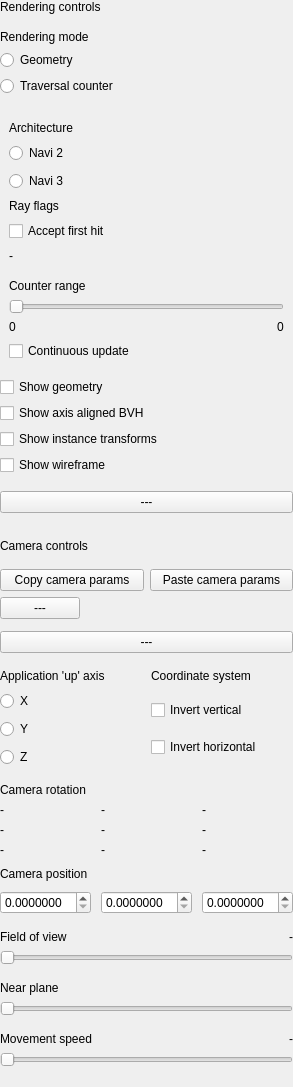
Before: the Qt Designer form source/frontend/views/side_panels/view_pane.ui in GPUOpen-Tools/radeon_raytracing_analyzer, drawn with Qt 5.
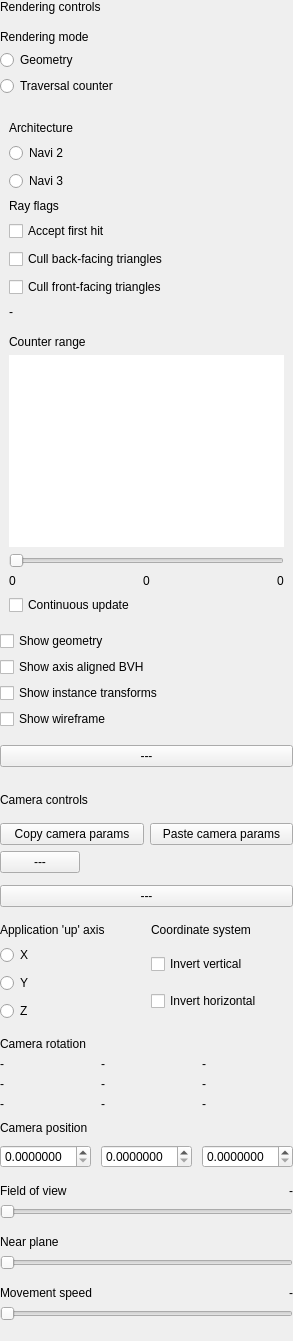
After: the same form once the commit is applied. Icons and pictures are not drawn. Custom widgets are drawn as their Qt base class.

Patch:
```diff
--- a/source/frontend/views/side_panels/view_pane.ui
+++ b/source/frontend/views/side_panels/view_pane.ui
@@ -240,6 +240,38 @@
                  </property>
                 </widget>
                </item>
+               <item>
+                <widget class="ColoredCheckbox" name="content_ray_flags_cull_back_facing_triangles_">
+                 <property name="sizePolicy">
+                  <sizepolicy hsizetype="Minimum" vsizetype="Fixed">
+                   <horstretch>0</horstretch>
+                   <verstretch>0</verstretch>
+                  </sizepolicy>
+                 </property>
+                 <property name="text">
+                  <string>Cull back-facing triangles</string>
+                 </property>
+                 <property name="toolTip">
+                  <string>The ray will not accept closest hits for back-facing triangles.</string>
+                 </property>
+                </widget>
+               </item>
+               <item>
+                <widget class="ColoredCheckbox" name="content_ray_flags_cull_front_facing_triangles_">
+                 <property name="sizePolicy">
+                  <sizepolicy hsizetype="Minimum" vsizetype="Fixed">
+                   <horstretch>0</horstretch>
+                   <verstretch>0</verstretch>
+                  </sizepolicy>
+                 </property>
+                 <property name="text">
+                  <string>Cull front-facing triangles</string>
+                 </property>
+                 <property name="toolTip">
+                  <string>The ray will not accept closest hits for front-facing triangles.</string>
+                 </property>
+                </widget>
+               </item>
               </layout>
              </item>
              <item row="5" column="0">
@@ -324,6 +356,34 @@
              </item>
             </layout>
            </item>
+           <item>
+            <widget class="RgpHistogramWidget" name="histogram_content_">
+             <property name="sizePolicy">
+              <sizepolicy hsizetype="Minimum" vsizetype="Minimum">
+               <horstretch>0</horstretch>
+               <verstretch>0</verstretch>
+              </sizepolicy>
+             </property>
+             <property name="maximumSize">
+              <size>
+               <width>16777215</width>
+               <height>16777215</height>
+              </size>
+             </property>
+             <property name="frameShape">
+              <enum>QFrame::NoFrame</enum>
+             </property>
+             <property name="verticalScrollBarPolicy">
+              <enum>Qt::ScrollBarAlwaysOff</enum>
+             </property>
+             <property name="horizontalScrollBarPolicy">
+              <enum>Qt::ScrollBarAlwaysOff</enum>
+             </property>
+             <property name="interactive">
+              <bool>false</bool>
+             </property>
+            </widget>
+           </item>
            <item>
             <widget class="DoubleSliderHeatmapWidget" name="traversal_counter_slider_">
              <property name="sizePolicy">
@@ -389,6 +449,35 @@
                </property>
               </spacer>
              </item>
+             <item>
+              <widget class="ScaledLabel" name="traversal_average_value_">
+               <property name="sizePolicy">
+                <sizepolicy hsizetype="Fixed" vsizetype="Fixed">
+                 <horstretch>0</horstretch>
+                 <verstretch>0</verstretch>
+                </sizepolicy>
+               </property>
+               <property name="text">
+                <string>0</string>
+               </property>
+              </widget>
+             </item>
+             <item>
+              <spacer name="horizontal_spacer_slider_info2_">
+               <property name="orientation">
+                <enum>Qt::Horizontal</enum>
+               </property>
+               <property name="sizeType">
+                <enum>QSizePolicy::Expanding</enum>
+               </property>
+               <property name="sizeHint" stdset="0">
+                <size>
+                 <width>5</width>
+                 <height>10</height>
+                </size>
+               </property>
+              </spacer>
+             </item>
              <item>
               <widget class="ScaledLabel" name="traversal_max_value_">
                <property name="sizePolicy">
@@ -1514,6 +1603,11 @@
    <extends>QSlider</extends>
    <header>views/custom_widgets/double_slider_heatmap_widget.h</header>
   </customwidget>
+  <customwidget>
+   <class>RgpHistogramWidget</class>
+   <extends>QGraphicsView</extends>
+   <header>views/custom_widgets/rgp_histogram_widget.h</header>
+  </customwidget>
   <customwidget>
    <class>ScaledLabel</class>
    <extends>QLabel</extends>
```
